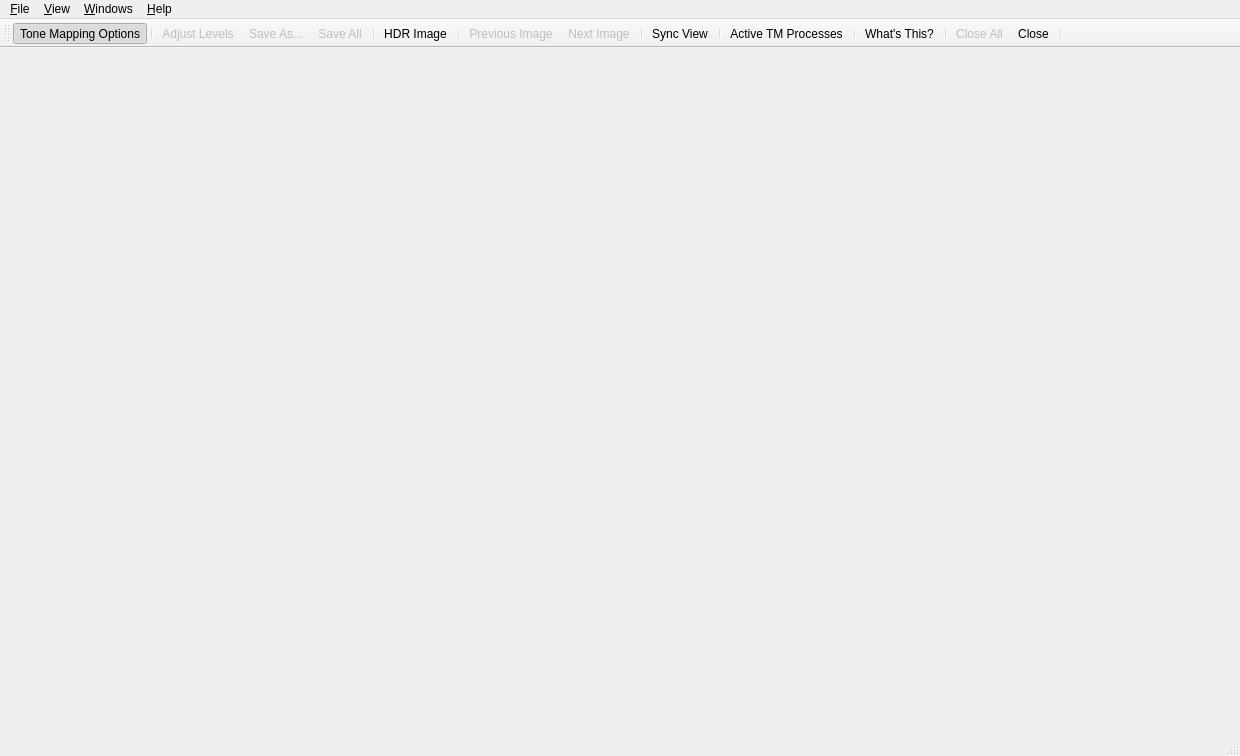
The window that forms/TonemappingWindow.ui (LuminanceHDR/LuminanceHDR) describes before a commit, drawn with Qt 5.
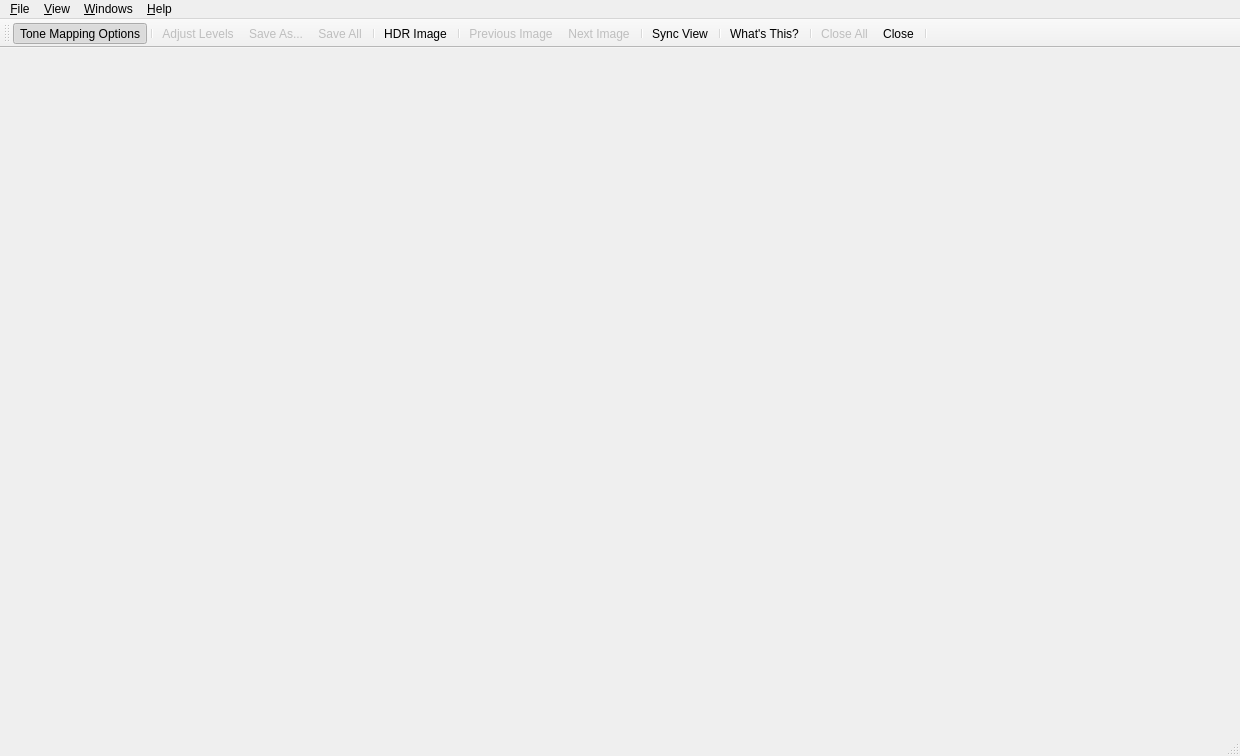
The same window after the commit. Icons and pictures are not drawn.

Commit message: Dropped useless ThreadManager. Only one TM thread is allowed to run at any given time (that's enough :D).

The edit to the form file:
```diff
--- a/forms/TonemappingWindow.ui
+++ b/forms/TonemappingWindow.ui
@@ -92,7 +92,7 @@
   </widget>
   <widget class="QStatusBar" name="statusbar">
    <property name="sizePolicy">
-    <sizepolicy hsizetype="Preferred" vsizetype="Fixed">
+    <sizepolicy hsizetype="MinimumExpanding" vsizetype="MinimumExpanding">
      <horstretch>0</horstretch>
      <verstretch>0</verstretch>
     </sizepolicy>
@@ -100,13 +100,13 @@
    <property name="minimumSize">
     <size>
      <width>0</width>
-     <height>24</height>
+     <height>32</height>
     </size>
    </property>
    <property name="maximumSize">
     <size>
      <width>16777215</width>
-     <height>24</height>
+     <height>32</height>
     </size>
    </property>
   </widget>
@@ -142,8 +142,6 @@
    <addaction name="separator"/>
    <addaction name="actionLockImages"/>
    <addaction name="separator"/>
-   <addaction name="actionThreadManager"/>
-   <addaction name="separator"/>
    <addaction name="actionWhat_s_This"/>
    <addaction name="separator"/>
    <addaction name="actionClose_All"/>
@@ -637,18 +635,6 @@
     <string>Show information about Qt library that is used by Luminance</string>
    </property>
   </action>
-  <action name="actionThreadManager">
-   <property name="checkable">
-    <bool>true</bool>
-   </property>
-   <property name="icon">
-    <iconset resource="../icons.qrc">
-     <normaloff>:/new/prefix1/images/system-run.png</normaloff>:/new/prefix1/images/system-run.png</iconset>
-   </property>
-   <property name="text">
-    <string>Active TM Processes</string>
-   </property>
-  </action>
  </widget>
  <resources>
   <include location="../icons.qrc"/>
```
The commit also changes 5 other files.
